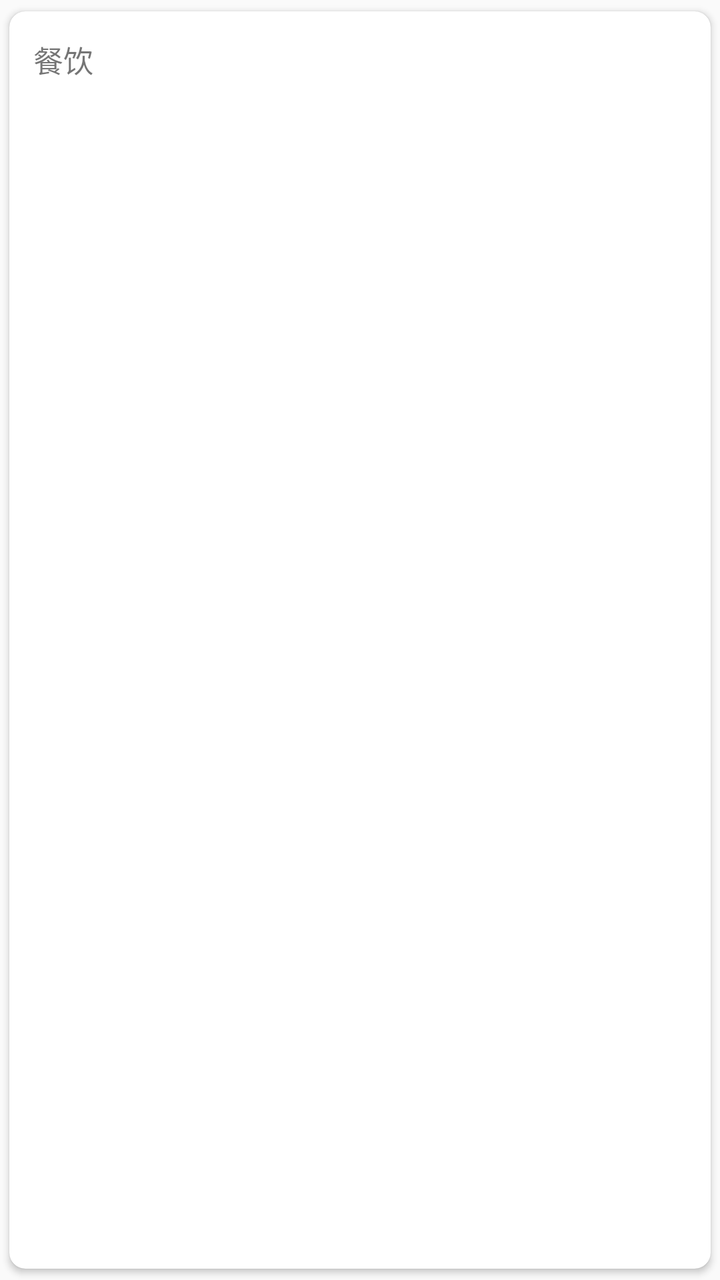
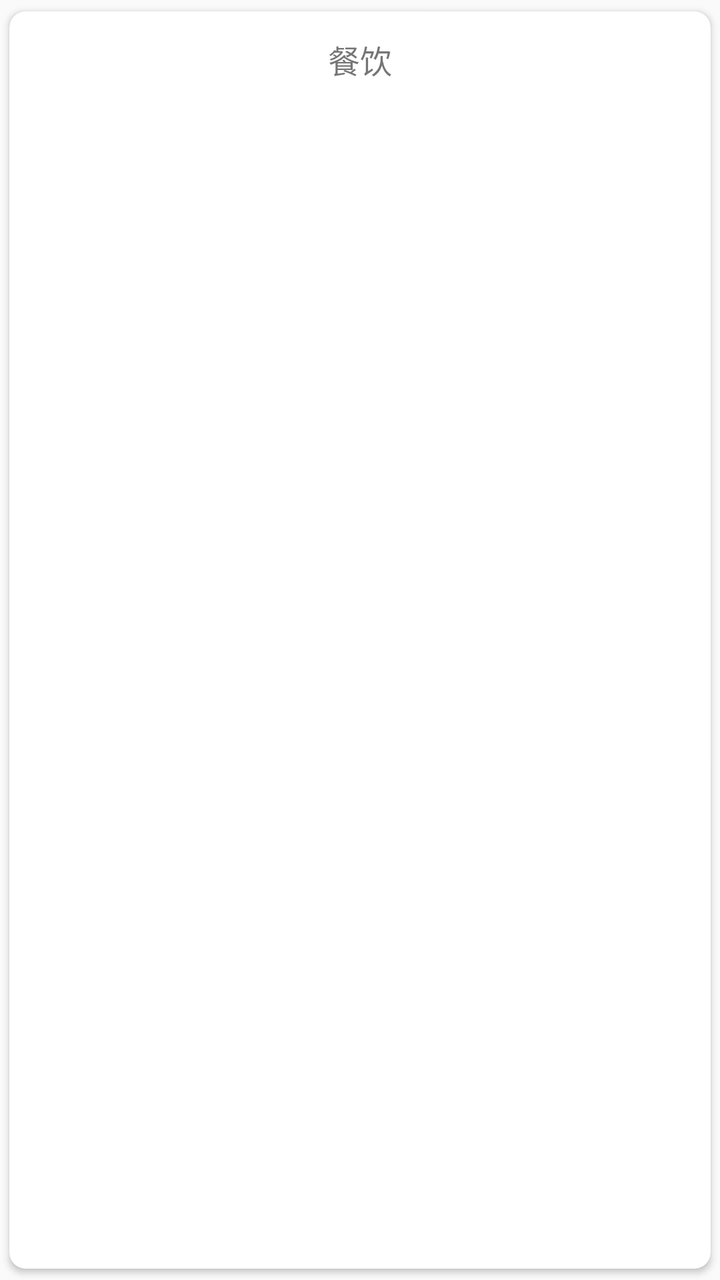

An Android layout rendered at two revisions. The XML below is the earlier revision; the diff shows what the commit changed to produce the second picture.
<!-- AndroidManifest.xml: application theme Theme.Note -->
<!-- res/layout/item_bill_category.xml -->
<?xml version="1.0" encoding="utf-8"?>
<androidx.cardview.widget.CardView xmlns:android="http://schemas.android.com/apk/res/android"
    xmlns:app="http://schemas.android.com/apk/res-auto"
    android:layout_width="match_parent"
    android:layout_height="wrap_content"
    android:layout_margin="6dp"
    android:background="@drawable/bg_white_corner"
    app:cardCornerRadius="8dp"
    app:cardUseCompatPadding="true">

    <TextView
        android:id="@+id/tvCategoryName"
        android:layout_width="match_parent"
        android:layout_height="48dp"
        android:gravity="center_vertical"
        android:paddingHorizontal="12dp"
        android:text="餐饮"
        android:textSize="15sp" />

</androidx.cardview.widget.CardView>
<!-- resources referenced by this layout -->
<resources>
  <!-- drawable bg_white_corner (drawable) -->
  <?xml version="1.0" encoding="utf-8"?>
  <shape xmlns:android="http://schemas.android.com/apk/res/android">
  
      <corners android:topLeftRadius="10dp"
          android:topRightRadius="10dp"
          android:bottomLeftRadius="10dp"
          android:bottomRightRadius="10dp"/>
  
      <solid android:color="@color/white"/>
  </shape>
  <style name="Theme.Note" parent="Theme.AppCompat.Light.NoActionBar" />
  <color name="white">#FFFFFF</color>
</resources>

<!-- the commit's change to res/layout/item_bill_category.xml (unified diff, before → after) -->
@@ -12,9 +12,9 @@
         android:id="@+id/tvCategoryName"
         android:layout_width="match_parent"
         android:layout_height="48dp"
-        android:gravity="center_vertical"
-        android:paddingHorizontal="12dp"
+        android:gravity="center"
         android:text="餐饮"
-        android:textSize="15sp" />
+        android:textSize="16sp"
+        android:paddingHorizontal="12dp" />
 
 </androidx.cardview.widget.CardView>
